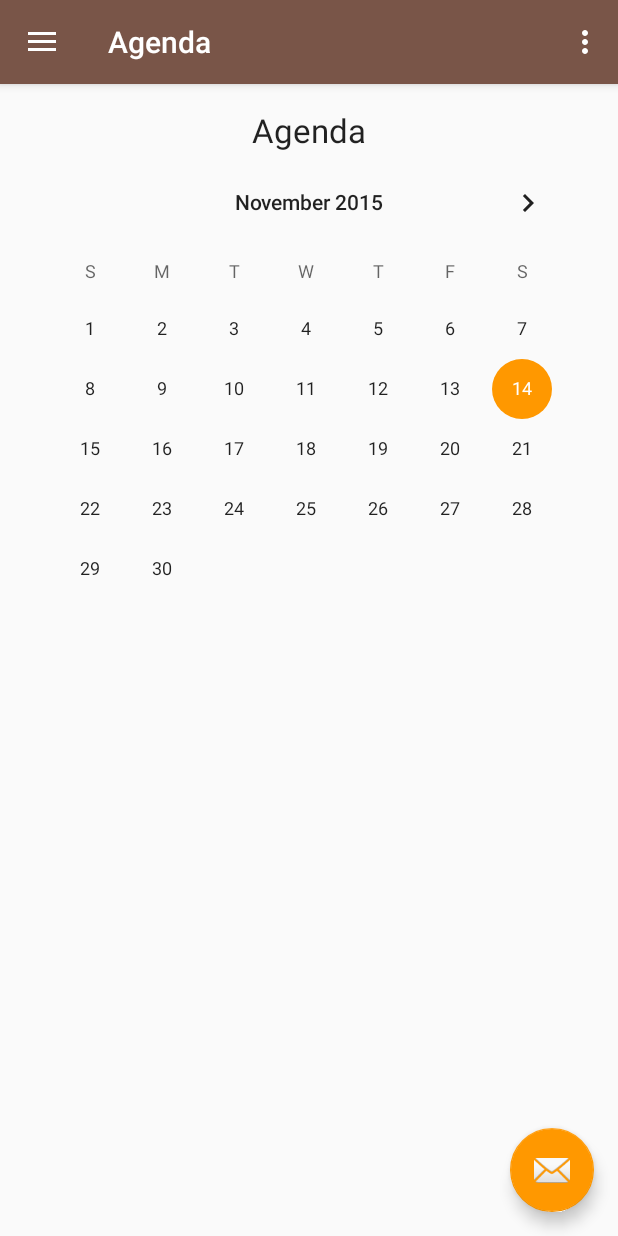
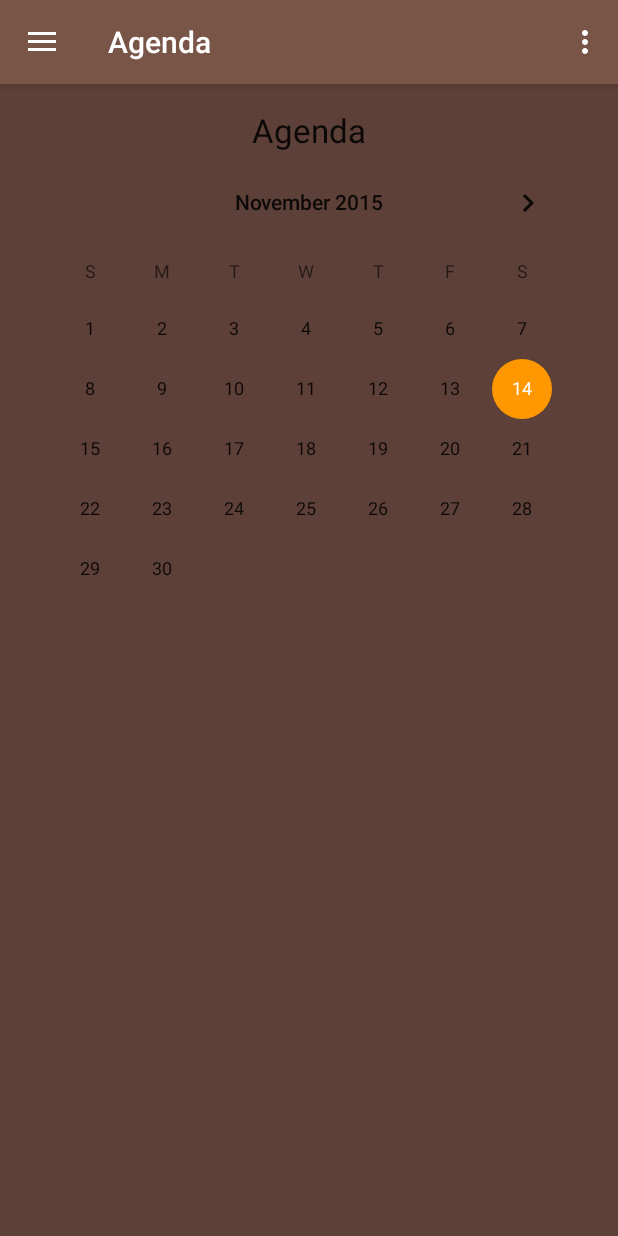
Before and after one commit to wallforfry/BDE-S-App, an Android app: the MainActivity screen opened directly, with no data from a screen before it, in the side drawer, after a tap on "Agenda", on a phone screen of 412 x 824 dp. Run offline under Robolectric (Android 15) with nearby library versions, the phone set to English and light mode, and no system bars.

```diff
--- a/app/src/main/res/layout/app_bar_main.xml
+++ b/app/src/main/res/layout/app_bar_main.xml
@@ -4,7 +4,8 @@
     xmlns:app="http://schemas.android.com/apk/res-auto"
     xmlns:tools="http://schemas.android.com/tools" android:layout_width="match_parent"
     android:layout_height="match_parent" android:fitsSystemWindows="true"
-    tools:context="fr.wallforfry.bdesapp.MainActivity">
+    tools:context="fr.wallforfry.bdesapp.MainActivity"
+    android:background="@color/colorPrimaryDark">
 
     <android.support.design.widget.AppBarLayout android:layout_height="wrap_content"
         android:layout_width="match_parent" android:theme="@style/AppTheme.AppBarOverlay">
@@ -17,9 +18,11 @@
 
     <include layout="@layout/content_main" />
 
+    <!--Ce bouton est inutile-->
     <android.support.design.widget.FloatingActionButton android:id="@+id/fab"
         android:layout_width="wrap_content" android:layout_height="wrap_content"
         android:layout_gravity="bottom|end" android:layout_margin="@dimen/fab_margin"
-        android:src="@android:drawable/ic_dialog_email" />
+        android:src="@android:drawable/ic_dialog_email"
+        android:visibility="invisible"/>
 
 </android.support.design.widget.CoordinatorLayout>
```
